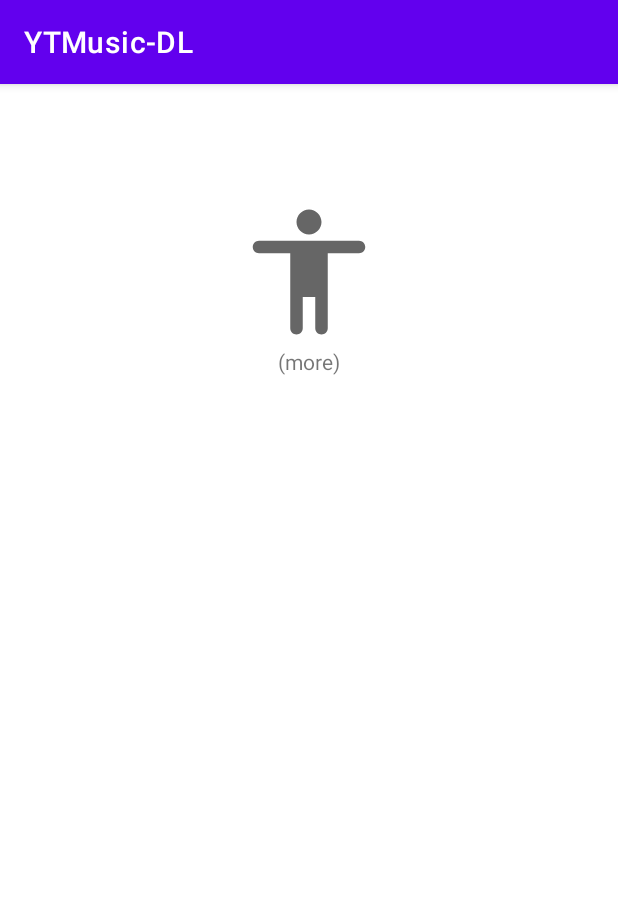
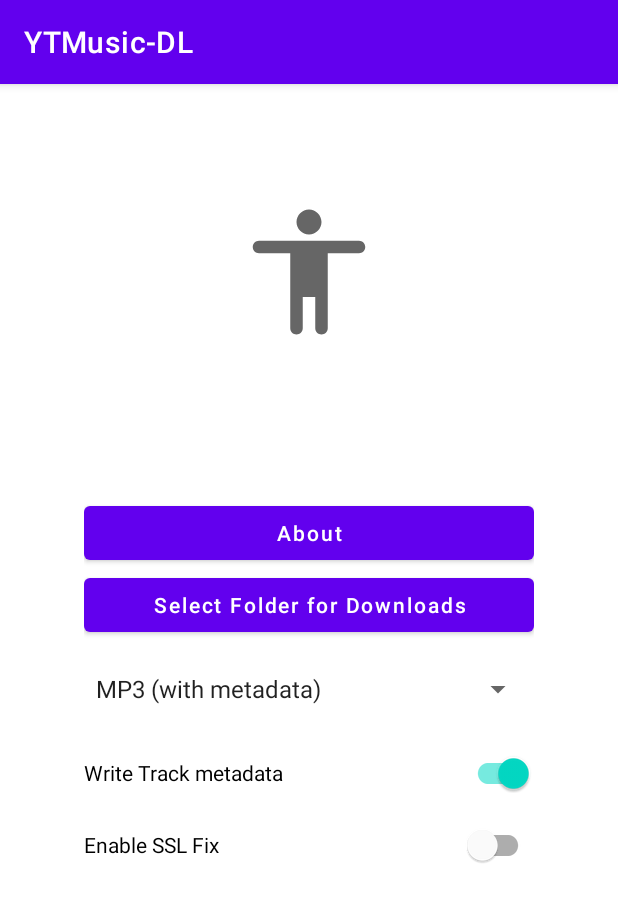
Before and after one commit to shadow578/Yodel, an Android app: the fragment MoreFragment shown on its own in the app's theme, on a phone screen of 412 x 824 dp. Shown: the top 902 px of the screen. Run offline under Robolectric (Android 15) with nearby library versions, the phone set to English and light mode, and no system bars; 1 statement that could not run was skipped.

Commit message:
adds settings on more tab

```diff
--- a/app/src/main/java/io/github/shadow578/music_dl/downloader/DownloaderService.java
+++ b/app/src/main/java/io/github/shadow578/music_dl/downloader/DownloaderService.java
@@ -256,7 +256,7 @@ public class DownloaderService extends LifecycleService {
 
             // write id3v2 metadata for mp3 files
             // if this fails, we do not fail the whole operation
-            if (format.isID3Supported()) {
+            if (format.isID3Supported() && Prefs.EnableMetadataTagging.get()) {
                 try {
                     writeID3Tag(track, files);
                 } catch (DownloaderException e) {
--- a/app/src/main/java/io/github/shadow578/music_dl/ui/BaseActivity.java
+++ b/app/src/main/java/io/github/shadow578/music_dl/ui/BaseActivity.java
@@ -56,7 +56,7 @@ public class BaseActivity extends AppCompatActivity {
                             } else {
                                 // bad selection
                                 Toast.makeText(this, R.string.base_toast_set_download_directory_fail, Toast.LENGTH_LONG).show();
-                                maybeSelectDownloadsDir();
+                                maybeSelectDownloadsDir(true);
                             }
                         }
                     }
@@ -66,11 +66,13 @@ public class BaseActivity extends AppCompatActivity {
 
     /**
      * prompt the user to select the downloads dir, if not set
+     *
+     * @param force force select a new directory?
      */
-    protected void maybeSelectDownloadsDir() {
+    public void maybeSelectDownloadsDir(boolean force) {
         // check if downloads dir is set and accessible
         final StorageKey downloadsKey = Prefs.DownloadsDirectory.get();
-        if (!downloadsKey.equals(StorageKey.EMPTY)) {
+        if (!downloadsKey.equals(StorageKey.EMPTY) && !force) {
             final Optional<DocumentFile> downloadsDir = StorageHelper.getPersistedFilePermission(this, downloadsKey, true);
             if (downloadsDir.isPresent()
                     && downloadsDir.get().exists()
@@ -79,9 +81,6 @@ public class BaseActivity extends AppCompatActivity {
                 return;
             }
         }
-
-        // reset preference key so next check could be faster
-        Prefs.DownloadsDirectory.reset();
 
         // show toast with prompt
         Toast.makeText(this, R.string.base_toast_select_download_directory, Toast.LENGTH_LONG).show();
--- a/app/src/main/java/io/github/shadow578/music_dl/ui/main/MainActivity.java
+++ b/app/src/main/java/io/github/shadow578/music_dl/ui/main/MainActivity.java
@@ -62,7 +62,7 @@ public class MainActivity extends BaseActivity {
         setupBottomNavigationAndPager();
 
         // select downloads dir
-        maybeSelectDownloadsDir();
+        maybeSelectDownloadsDir(false);
     }
 
     /**
--- a/app/src/main/java/io/github/shadow578/music_dl/ui/more/MoreFragment.java
+++ b/app/src/main/java/io/github/shadow578/music_dl/ui/more/MoreFragment.java
@@ -1,14 +1,23 @@
 package io.github.shadow578.music_dl.ui.more;
 
+import android.content.Context;
 import android.os.Bundle;
 import android.view.LayoutInflater;
 import android.view.View;
 import android.view.ViewGroup;
+import android.widget.AdapterView;
+import android.widget.ArrayAdapter;
 
 import androidx.annotation.NonNull;
 import androidx.annotation.Nullable;
+import androidx.lifecycle.ViewModelProvider;
+
+import java.util.Arrays;
+import java.util.List;
+import java.util.stream.Collectors;
 
 import io.github.shadow578.music_dl.databinding.FragmentMoreBinding;
+import io.github.shadow578.music_dl.downloader.TrackDownloadFormat;
 import io.github.shadow578.music_dl.ui.BaseFragment;
 
 /**
@@ -22,6 +31,11 @@ public class MoreFragment extends BaseFragment {
     @SuppressWarnings("FieldCanBeLocal")
     private FragmentMoreBinding b;
 
+    /**
+     * view model instance
+     */
+    private MoreViewModel model;
+
     @Nullable
     @Override
     public View onCreateView(@NonNull LayoutInflater inflater, @Nullable ViewGroup container, @Nullable Bundle savedInstanceState) {
@@ -32,5 +46,55 @@ public class MoreFragment extends BaseFragment {
     @Override
     public void onViewCreated(@NonNull View view, @Nullable Bundle savedInstanceState) {
         super.onViewCreated(view, savedInstanceState);
+        model = new ViewModelProvider(requireActivity()).get(MoreViewModel.class);
+
+        // about button
+        b.about.setOnClickListener(v -> model.openAboutPage(requireActivity()));
+
+        // select downloads dir
+        b.selectDownloadsDir.setOnClickListener(v -> model.chooseDownloadsDir(requireActivity()));
+
+        // populate download formats
+        setupFormatSelection();
+
+        // listen to ssl fix
+        b.enableSslFix.setOnCheckedChangeListener((buttonView, isChecked) -> model.setEnableSSLFix(isChecked));
+        model.getEnableSSLFix().observe(requireActivity(), sslFix -> b.enableSslFix.setChecked(sslFix));
+
+        // listen to write metadata
+        b.enableTagging.setOnCheckedChangeListener((buttonView, isChecked) -> model.setEnableTagging(isChecked));
+        model.getEnableTagging().observe(requireActivity(), enableTagging -> b.enableTagging.setChecked(enableTagging));
+    }
+
+    /**
+     * setup the download format selector
+     */
+    private void setupFormatSelection() {
+        // create a list of the formats and a list of display names
+        // both lists are in the same order
+        final Context ctx = requireContext();
+        final List<TrackDownloadFormat> formatValues = Arrays.asList(TrackDownloadFormat.values());
+        final List<String> formatDisplayNames = formatValues.stream()
+                .map(format -> ctx.getString(format.displayNameRes()))
+                .collect(Collectors.toList());
+
+        // set values to display
+        b.downloadsFormat.setAdapter(new ArrayAdapter<>(ctx, android.R.layout.simple_dropdown_item_1line, formatDisplayNames));
+
+        // set change listener
+        b.downloadsFormat.setOnItemSelectedListener(new AdapterView.OnItemSelectedListener() {
+            @Override
+            public void onItemSelected(AdapterView<?> parent, View view, int position, long id) {
+                model.setDownloadFormat(formatValues.get(position));
+            }
+
+            @Override
+            public void onNothingSelected(AdapterView<?> parent) {
+            }
+        });
+
+        // sync with model
+        model.getDownloadFormat().observe(requireActivity(), trackDownloadFormat
+                -> b.downloadsFormat.setSelection(formatValues.indexOf(trackDownloadFormat)));
     }
 }
--- /dev/null
+++ b/app/src/main/java/io/github/shadow578/music_dl/ui/more/MoreViewModel.java
@@ -0,0 +1,116 @@
+package io.github.shadow578.music_dl.ui.more;
+
+import android.app.Activity;
+import android.app.Application;
+
+import androidx.annotation.NonNull;
+import androidx.lifecycle.AndroidViewModel;
+import androidx.lifecycle.LiveData;
+import androidx.lifecycle.MutableLiveData;
+
+import io.github.shadow578.music_dl.downloader.TrackDownloadFormat;
+import io.github.shadow578.music_dl.ui.BaseActivity;
+import io.github.shadow578.music_dl.util.preferences.Prefs;
+
+/**
+ * view model for more fragment
+ */
+public class MoreViewModel extends AndroidViewModel {
+    public MoreViewModel(@NonNull Application application) {
+        super(application);
+    }
+
+    /**
+     * currently selected download format
+     */
+    private final MutableLiveData<TrackDownloadFormat> downloadFormat = new MutableLiveData<>(Prefs.DownloadFormat.get());
+
+    /**
+     * current state of ssl_fix enable
+     */
+    private final MutableLiveData<Boolean> enableSSLFix = new MutableLiveData<>(Prefs.EnableSSLFix.get());
+
+    /**
+     * current state of metadata tagging enable
+     */
+    private final MutableLiveData<Boolean> enableTagging = new MutableLiveData<>(Prefs.EnableMetadataTagging.get());
+
+    /**
+     * open the about page
+     *
+     * @param activity parent activity
+     */
+    public void openAboutPage(@NonNull Activity activity) {
+
+    }
+
+    /**
+     * choose the download directory
+     *
+     * @param activity parent activity
+     */
+    public void chooseDownloadsDir(@NonNull Activity activity) {
+        if (activity instanceof BaseActivity) {
+            ((BaseActivity) activity).maybeSelectDownloadsDir(true);
+        }
+    }
+
+    /**
+     * set the download format
+     *
+     * @param format new download format
+     */
+    public void setDownloadFormat(@NonNull TrackDownloadFormat format) {
+        // ignore if no change
+        if (format.equals(downloadFormat.getValue())) {
+            return;
+        }
+
+        Prefs.DownloadFormat.set(format);
+        downloadFormat.setValue(format);
+    }
+
+    /**
+     * @return currently selected download format
+     */
+    @NonNull
+    public LiveData<TrackDownloadFormat> getDownloadFormat() {
+        return downloadFormat;
+    }
+
+    /**
+     * set ssl fix enable
+     *
+     * @param enable enable ssl fix?
+     */
+    public void setEnableSSLFix(boolean enable) {
+        Prefs.EnableSSLFix.set(enable);
+        enableSSLFix.setValue(enable);
+    }
+
+    /**
+     * @return current state of ssl_fix enable
+     */
+    @NonNull
+    public LiveData<Boolean> getEnableSSLFix() {
+        return enableSSLFix;
+    }
+
+    /**
+     * enable or disable metadata tagging
+     *
+     * @param enable is tagging enabled?
+     */
+    public void setEnableTagging(boolean enable) {
+        Prefs.EnableMetadataTagging.set(enable);
+        enableTagging.setValue(enable);
+    }
+
+    /**
+     * @return current state of metadata tagging enable
+     */
+    @NonNull
+    public LiveData<Boolean> getEnableTagging() {
+        return enableTagging;
+    }
+}
--- a/app/src/main/java/io/github/shadow578/music_dl/util/preferences/Prefs.java
+++ b/app/src/main/java/io/github/shadow578/music_dl/util/preferences/Prefs.java
@@ -23,4 +23,9 @@ public final class Prefs {
      * download format {@link YoutubeDLWrapper} should use for future downloads. existing downloads are not affected
      */
     public static final PreferenceWrapper<TrackDownloadFormat> DownloadFormat = PreferenceWrapper.create(TrackDownloadFormat.class, "track_download_format", TrackDownloadFormat.MP3);
+
+    /**
+     * enable writing ID3 metadata on downloaded tracks (if format supports it)
+     */
+    public static final PreferenceWrapper<Boolean> EnableMetadataTagging = PreferenceWrapper.create(Boolean.class, "enable_meta_tagging", true);
 }
--- a/app/src/main/res/layout/fragment_more.xml
+++ b/app/src/main/res/layout/fragment_more.xml
@@ -17,14 +17,56 @@
         app:layout_constraintRight_toRightOf="parent"
         app:layout_constraintTop_toTopOf="parent" />
 
-
-    <TextView
-        android:layout_width="wrap_content"
+    <!-- options -->
+    <ScrollView
+        android:layout_width="300dp"
         android:layout_height="wrap_content"
-        android:text="(more)"
+        android:layout_marginTop="100dp"
         app:layout_constraintLeft_toLeftOf="parent"
         app:layout_constraintRight_toRightOf="parent"
-        app:layout_constraintTop_toBottomOf="@id/app_icon" />
+        app:layout_constraintTop_toBottomOf="@id/app_icon">
 
+        <androidx.appcompat.widget.LinearLayoutCompat
+            android:layout_width="match_parent"
+            android:layout_height="wrap_content"
+            android:orientation="vertical">
 
+            <!-- about -->
+            <com.google.android.material.button.MaterialButton
+                android:id="@+id/about"
+                android:layout_width="match_parent"
+                android:layout_height="wrap_content"
+                android:text="@string/more_about"
+                android:textAllCaps="false" />
+
+            <!-- downloads dir -->
+            <com.google.android.material.button.MaterialButton
+                android:id="@+id/select_downloads_dir"
+                android:layout_width="match_parent"
+                android:layout_height="wrap_content"
+                android:text="@string/more_select_downloads_dir"
+                android:textAllCaps="false" />
+
+            <!-- download format -->
+
+            <androidx.appcompat.widget.AppCompatSpinner
+                android:id="@+id/downloads_format"
+                android:layout_width="match_parent"
+                android:layout_height="wrap_content" />
+
+            <!-- enable writing metadata -->
+            <com.google.android.material.switchmaterial.SwitchMaterial
+                android:id="@+id/enable_tagging"
+                android:layout_width="match_parent"
+                android:layout_height="wrap_content"
+                android:text="@string/more_enable_tagging" />
+
+            <!-- ssl fix -->
+            <com.google.android.material.switchmaterial.SwitchMaterial
+                android:id="@+id/enable_ssl_fix"
+                android:layout_width="match_parent"
+                android:layout_height="wrap_content"
+                android:text="@string/more_enable_ssl_fix" />
+        </androidx.appcompat.widget.LinearLayoutCompat>
+    </ScrollView>
 </androidx.constraintlayout.widget.ConstraintLayout>
--- a/app/src/main/res/values/strings.xml
+++ b/app/src/main/res/values/strings.xml
@@ -21,6 +21,12 @@
     <string name="tracks_replace_existing_message" formatted="true">\'%1$s\' was already downloaded? <br>\nDo you want to replace it?</br></string>
     <string name="tracks_replace_existing_positive">Yes, Replace</string>
     <string name="tracks_replace_existing_negative">No</string>
+
+    <!-- more -->
+    <string name="more_about">About</string>
+    <string name="more_select_downloads_dir">Select Folder for Downloads</string>
+    <string name="more_enable_ssl_fix">Enable SSL Fix</string>
+    <string name="more_enable_tagging">Write Track metadata</string>
 
     <!-- share -->
     <string name="share_toast_ok">Download Queued</string>
```
